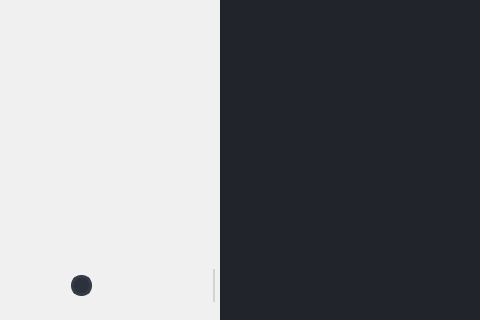
This is gui.ui in SkorEgor/Detector-Correlation as Qt 5 draws it before an edit; both pictures show x 801 to 1281 and y 0 to 320 of the 1281 by 603 pixel window. The edited form follows.
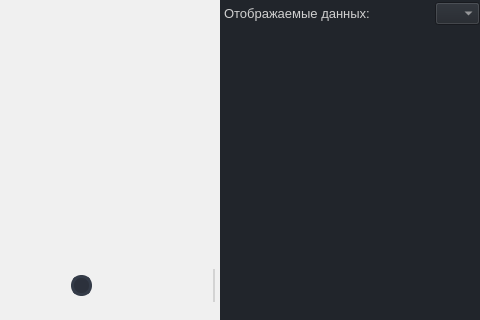
This is the edited form. Icons and pictures are not drawn.

Commit message: combobox_table_and_error_icon

```diff
--- a/gui.ui
+++ b/gui.ui
@@ -4929,6 +4929,89 @@
                   <property name="bottomMargin">
                    <number>0</number>
                   </property>
+                  <item>
+                   <widget class="QWidget" name="widget_table_view_mode" native="true">
+                    <layout class="QHBoxLayout" name="horizontalLayout">
+                     <property name="spacing">
+                      <number>0</number>
+                     </property>
+                     <property name="leftMargin">
+                      <number>2</number>
+                     </property>
+                     <property name="topMargin">
+                      <number>2</number>
+                     </property>
+                     <property name="rightMargin">
+                      <number>0</number>
+                     </property>
+                     <property name="bottomMargin">
+                      <number>2</number>
+                     </property>
+                     <item>
+                      <widget class="QLabel" name="label_text_select_table_display">
+                       <property name="text">
+                        <string>Отображаемые данных: </string>
+                       </property>
+                      </widget>
+                     </item>
+                     <item>
+                      <widget class="QComboBox" name="comboBox_select_table_view">
+                       <property name="maximumSize">
+                        <size>
+                         <width>45</width>
+                         <height>16777215</height>
+                        </size>
+                       </property>
+                       <property name="styleSheet">
+                        <string notr="true">QWidget{
+selection-background-color: rgb(191, 191, 191);
+
+}</string>
+                       </property>
+                       <property name="currentText">
+                        <string/>
+                       </property>
+                       <property name="insertPolicy">
+                        <enum>QComboBox::InsertAtBottom</enum>
+                       </property>
+                       <property name="iconSize">
+                        <size>
+                         <width>20</width>
+                         <height>20</height>
+                        </size>
+                       </property>
+                       <item>
+                        <property name="text">
+                         <string/>
+                        </property>
+                        <property name="icon">
+                         <iconset resource="res.qrc">
+                          <normaloff>:/table_checkbox/resource/table_checkbox/var2_color/mixed_white_24dp.svg</normaloff>:/table_checkbox/resource/table_checkbox/var2_color/mixed_white_24dp.svg</iconset>
+                        </property>
+                       </item>
+                       <item>
+                        <property name="text">
+                         <string/>
+                        </property>
+                        <property name="icon">
+                         <iconset resource="res.qrc">
+                          <normaloff>:/table_checkbox/resource/table_checkbox/var2_color/no_red_24dp.svg</normaloff>:/table_checkbox/resource/table_checkbox/var2_color/no_red_24dp.svg</iconset>
+                        </property>
+                       </item>
+                       <item>
+                        <property name="text">
+                         <string/>
+                        </property>
+                        <property name="icon">
+                         <iconset resource="res.qrc">
+                          <normaloff>:/table_checkbox/resource/table_checkbox/var2_color/yes_green_24dp.svg</normaloff>:/table_checkbox/resource/table_checkbox/var2_color/yes_green_24dp.svg</iconset>
+                        </property>
+                       </item>
+                      </widget>
+                     </item>
+                    </layout>
+                   </widget>
+                  </item>
                   <item>
                    <widget class="QTableWidget" name="tableWidget_frequency_absorption">
                     <property name="sizePolicy">
```
Left out of the diff: 7 changed lines with no effect on the pictures. The commit also changes 3 other files.
